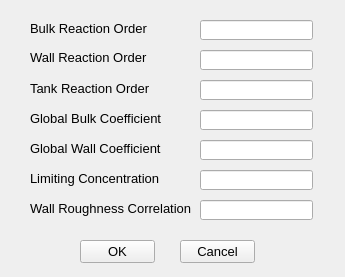
Qt form src/ui/EPANET/frmReactionsOptionsDesigner.ui (USEPA/SWMM-EPANET_User_Interface) before a commit.
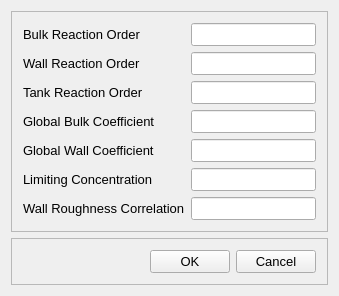
The same form after that commit.

Commit message: redo form layouts so they resize appropriately

Patch:
```diff
--- a/src/ui/EPANET/frmReactionsOptionsDesigner.ui
+++ b/src/ui/EPANET/frmReactionsOptionsDesigner.ui
@@ -6,8 +6,8 @@
    <rect>
     <x>0</x>
     <y>0</y>
-    <width>345</width>
-    <height>277</height>
+    <width>339</width>
+    <height>261</height>
    </rect>
   </property>
   <property name="font">
@@ -19,15 +19,18 @@
    <string>EPANET Reactions Options</string>
   </property>
   <widget class="QWidget" name="centralWidget">
+   <layout class="QVBoxLayout" name="verticalLayout">
+    <item>
+     <widget class="QFrame" name="fraTop">
+      <property name="frameShape">
+       <enum>QFrame::StyledPanel</enum>
+      </property>
+      <property name="frameShadow">
+       <enum>QFrame::Raised</enum>
+      </property>
+      <layout class="QGridLayout" name="gridLayout">
+       <item row="0" column="0">
    <widget class="QLabel" name="lblBulkOrder">
-    <property name="geometry">
-     <rect>
-      <x>30</x>
-      <y>20</y>
-      <width>121</width>
-      <height>16</height>
-     </rect>
-    </property>
     <property name="font">
      <font>
       <pointsize>10</pointsize>
@@ -37,180 +40,113 @@
      <string>Bulk Reaction Order</string>
     </property>
    </widget>
+       </item>
+       <item row="0" column="1">
+        <widget class="QLineEdit" name="txtBulkOrder"/>
+       </item>
+       <item row="1" column="0">
    <widget class="QLabel" name="lblWallOrder">
-    <property name="geometry">
-     <rect>
-      <x>30</x>
-      <y>50</y>
-      <width>121</width>
-      <height>16</height>
-     </rect>
-    </property>
     <property name="text">
      <string>&lt;html&gt;&lt;head/&gt;&lt;body&gt;&lt;p&gt;Wall Reaction Order&lt;/p&gt;&lt;/body&gt;&lt;/html&gt;</string>
     </property>
    </widget>
+       </item>
+       <item row="1" column="1">
+        <widget class="QLineEdit" name="txtWallOrder"/>
+       </item>
+       <item row="2" column="0">
    <widget class="QLabel" name="lblTankOrder">
-    <property name="geometry">
-     <rect>
-      <x>30</x>
-      <y>80</y>
-      <width>121</width>
-      <height>16</height>
-     </rect>
-    </property>
     <property name="text">
      <string>Tank Reaction Order</string>
     </property>
    </widget>
-   <widget class="QPushButton" name="cmdOK">
-    <property name="geometry">
-     <rect>
-      <x>80</x>
-      <y>240</y>
-      <width>75</width>
-      <height>23</height>
-     </rect>
-    </property>
-    <property name="text">
-     <string>OK</string>
-    </property>
-   </widget>
-   <widget class="QPushButton" name="cmdCancel">
-    <property name="geometry">
-     <rect>
-      <x>180</x>
-      <y>240</y>
-      <width>75</width>
-      <height>23</height>
-     </rect>
-    </property>
-    <property name="text">
-     <string>Cancel</string>
-    </property>
-   </widget>
-   <widget class="QLineEdit" name="txtTankOrder">
-    <property name="geometry">
-     <rect>
-      <x>200</x>
-      <y>80</y>
-      <width>113</width>
-      <height>20</height>
-     </rect>
-    </property>
-   </widget>
+       </item>
+       <item row="2" column="1">
+        <widget class="QLineEdit" name="txtTankOrder"/>
+       </item>
+       <item row="3" column="0">
    <widget class="QLabel" name="lblGlobalBulk">
-    <property name="geometry">
-     <rect>
-      <x>30</x>
-      <y>110</y>
-      <width>131</width>
-      <height>16</height>
-     </rect>
-    </property>
     <property name="text">
      <string>Global Bulk Coefficient</string>
     </property>
    </widget>
-   <widget class="QLineEdit" name="txtGlobalBulk">
-    <property name="geometry">
-     <rect>
-      <x>200</x>
-      <y>110</y>
-      <width>113</width>
-      <height>20</height>
-     </rect>
-    </property>
-   </widget>
+       </item>
+       <item row="3" column="1">
+        <widget class="QLineEdit" name="txtGlobalBulk"/>
+       </item>
+       <item row="4" column="0">
    <widget class="QLabel" name="lblGlobalWall">
-    <property name="geometry">
-     <rect>
-      <x>30</x>
-      <y>140</y>
-      <width>131</width>
-      <height>16</height>
-     </rect>
-    </property>
     <property name="text">
      <string>Global Wall Coefficient</string>
     </property>
    </widget>
-   <widget class="QLineEdit" name="txtGlobalWall">
-    <property name="geometry">
-     <rect>
-      <x>200</x>
-      <y>140</y>
-      <width>113</width>
-      <height>20</height>
-     </rect>
-    </property>
-   </widget>
+       </item>
+       <item row="4" column="1">
+        <widget class="QLineEdit" name="txtGlobalWall"/>
+       </item>
+       <item row="5" column="0">
    <widget class="QLabel" name="lblLimiting">
-    <property name="geometry">
-     <rect>
-      <x>30</x>
-      <y>170</y>
-      <width>131</width>
-      <height>16</height>
-     </rect>
-    </property>
     <property name="text">
      <string>Limiting Concentration</string>
     </property>
    </widget>
+       </item>
+       <item row="5" column="1">
+        <widget class="QLineEdit" name="txtLimiting"/>
+       </item>
+       <item row="6" column="0">
    <widget class="QLabel" name="lblCorrelation">
-    <property name="geometry">
-     <rect>
-      <x>30</x>
-      <y>200</y>
-      <width>171</width>
-      <height>16</height>
-     </rect>
-    </property>
     <property name="text">
      <string>Wall Roughness Correlation</string>
     </property>
    </widget>
-   <widget class="QLineEdit" name="txtLimiting">
-    <property name="geometry">
-     <rect>
-      <x>200</x>
-      <y>170</y>
-      <width>113</width>
-      <height>20</height>
-     </rect>
-    </property>
-   </widget>
-   <widget class="QLineEdit" name="txtCorrelation">
-    <property name="geometry">
-     <rect>
-      <x>200</x>
-      <y>200</y>
-      <width>113</width>
-      <height>20</height>
-     </rect>
-    </property>
-   </widget>
-   <widget class="QLineEdit" name="txtBulkOrder">
-    <property name="geometry">
-     <rect>
-      <x>200</x>
-      <y>20</y>
-      <width>113</width>
+       </item>
+       <item row="6" column="1">
+        <widget class="QLineEdit" name="txtCorrelation"/>
+       </item>
+      </layout>
+     </widget>
+    </item>
+    <item>
+     <widget class="QFrame" name="fraOKCancel">
+      <property name="frameShape">
+       <enum>QFrame::StyledPanel</enum>
+      </property>
+      <property name="frameShadow">
+       <enum>QFrame::Raised</enum>
+      </property>
+      <layout class="QHBoxLayout" name="horizontalLayout">
+       <item>
+        <spacer name="hspOKCancel">
+         <property name="orientation">
+          <enum>Qt::Horizontal</enum>
+         </property>
+         <property name="sizeHint" stdset="0">
+          <size>
+           <width>136</width>
       <height>20</height>
-     </rect>
-    </property>
-   </widget>
-   <widget class="QLineEdit" name="txtWallOrder">
-    <property name="geometry">
-     <rect>
-      <x>200</x>
-      <y>50</y>
-      <width>113</width>
-      <height>20</height>
-     </rect>
-    </property>
-   </widget>
+          </size>
+         </property>
+        </spacer>
+       </item>
+       <item>
+        <widget class="QPushButton" name="cmdOK">
+         <property name="text">
+          <string>OK</string>
+         </property>
+        </widget>
+       </item>
+       <item>
+        <widget class="QPushButton" name="cmdCancel">
+         <property name="text">
+          <string>Cancel</string>
+         </property>
+        </widget>
+       </item>
+      </layout>
+     </widget>
+    </item>
+   </layout>
   </widget>
  </widget>
  <layoutdefault spacing="6" margin="11"/>
```
Lines whose indentation alone changed are shown as unchanged. The commit also changes 11 other files.
